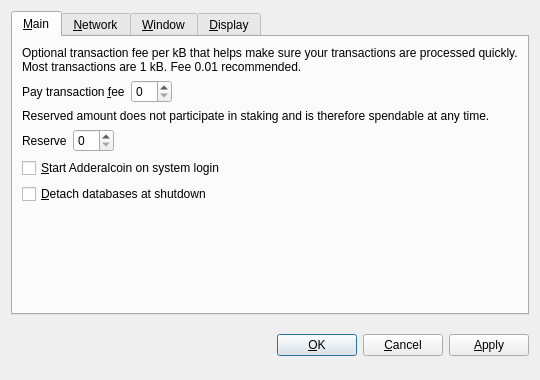
Before: the Qt Designer form src/qt/forms/optionsdialog.ui in stakersdev/Stakers, drawn with Qt 5.
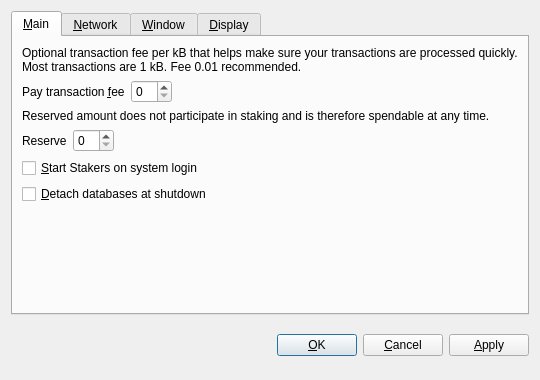
After: the same form once the commit is applied. Custom widgets are drawn as their Qt base class.

Patch:
```diff
--- a/src/qt/forms/optionsdialog.ui
+++ b/src/qt/forms/optionsdialog.ui
@@ -128,7 +128,7 @@
           <string>Automatically start Adderalcoin after logging in to the system.</string>
          </property>
          <property name="text">
-          <string>&amp;Start Adderalcoin on system login</string>
+          <string>&amp;Start Stakers on system login</string>
          </property>
         </widget>
        </item>
```
Left out of the diff: 10 changed lines with no effect on the pictures.
